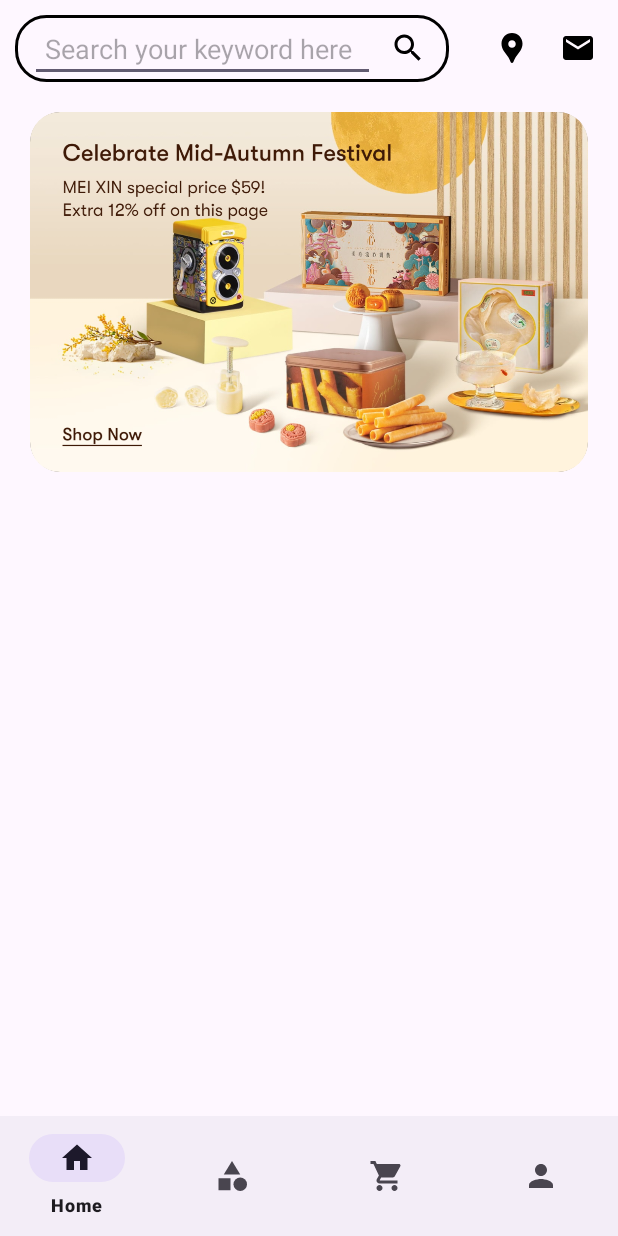
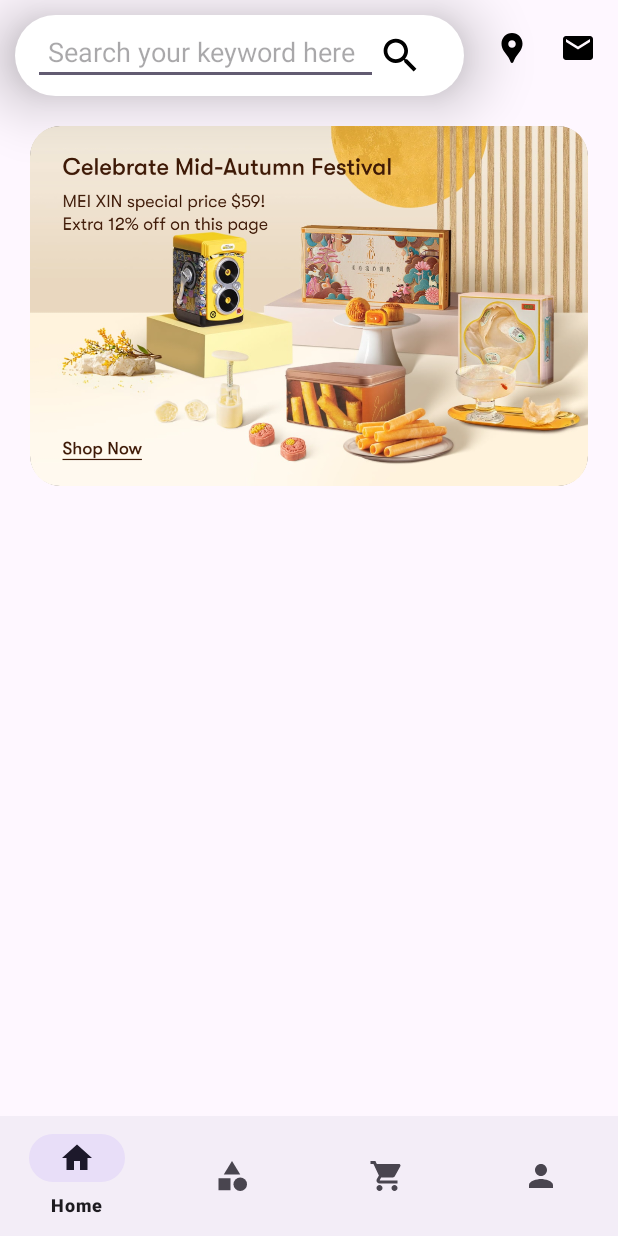
Before and after one commit to Git-DXJasper/ECart-App, an Android app: the DashboardFragment screen opened directly, with no data from a screen before it, on a phone screen of 412 x 824 dp. Run offline under Robolectric (Android 15) with nearby library versions, the phone set to English and light mode, and no system bars; our stand-ins replace Picasso; pictures from the network do not load.

Commit message:
slight change on login pages and search bar

```diff
--- a/app/src/main/java/com/dongze/ecart/view/dashboard/DashboardFragment.kt
+++ b/app/src/main/java/com/dongze/ecart/view/dashboard/DashboardFragment.kt
@@ -13,6 +13,7 @@
 import com.dongze.ecart.R
 import com.dongze.ecart.databinding.FragmentDashboardBinding
 import com.dongze.ecart.view.Communicator
+import com.dongze.ecart.view.CustomOutlineProvider
 import com.dongze.ecart.viewModel.SearchViewModel
 import java.util.Timer
 import java.util.TimerTask
@@ -56,6 +57,9 @@
                     communicator.sendPList(response.products)
                 }
             }
+            searchArea.elevation = 40f
+            val radius = 50f
+            searchArea.outlineProvider = CustomOutlineProvider(radius)
         }
         setUpImgSlider()
     }
--- a/app/src/main/java/com/dongze/ecart/view/login/IntroOneFragment.kt
+++ b/app/src/main/java/com/dongze/ecart/view/login/IntroOneFragment.kt
@@ -13,6 +13,7 @@
 import com.dongze.ecart.model.local.SecuredSPManager.KEY_ONE_DONE
 import com.dongze.ecart.model.local.SecuredSPManager.KEY_THREE_DONE
 import com.dongze.ecart.model.local.SecuredSPManager.KEY_TWO_DONE
+import com.dongze.ecart.view.CustomOutlineProvider
 import com.dongze.ecart.view.MainActivity
 
 class IntroOneFragment : Fragment() {
@@ -41,6 +42,10 @@
                 navToFrag(intro2Frag)
                 SecuredSPManager.saveBoolean(KEY_ONE_DONE, true)
             }
+            btnNext.elevation = 40f
+            val radius = 50f
+            btnNext.outlineProvider = CustomOutlineProvider(radius)
+
             btnSkip.setOnClickListener {
                 navToFrag(loginFrag)
                 SecuredSPManager.saveBoolean(KEY_ONE_DONE, true)
--- a/app/src/main/java/com/dongze/ecart/view/login/IntroThreeFragment.kt
+++ b/app/src/main/java/com/dongze/ecart/view/login/IntroThreeFragment.kt
@@ -13,6 +13,7 @@
 import com.dongze.ecart.model.local.SecuredSPManager.KEY_ONE_DONE
 import com.dongze.ecart.model.local.SecuredSPManager.KEY_THREE_DONE
 import com.dongze.ecart.model.local.SecuredSPManager.KEY_TWO_DONE
+import com.dongze.ecart.view.CustomOutlineProvider
 import com.dongze.ecart.view.MainActivity
 
 class IntroThreeFragment : Fragment() {
@@ -39,6 +40,10 @@
                 navToFrag(loginFrag)
                 SecuredSPManager.saveBoolean(KEY_THREE_DONE, true)
             }
+            btnNext.elevation = 40f
+            val radius = 50f
+            btnNext.outlineProvider = CustomOutlineProvider(radius)
+
             btnSkip.setOnClickListener {
                 navToFrag(loginFrag)
                 SecuredSPManager.saveBoolean(KEY_ONE_DONE, true)
--- a/app/src/main/java/com/dongze/ecart/view/login/IntroTwoFragment.kt
+++ b/app/src/main/java/com/dongze/ecart/view/login/IntroTwoFragment.kt
@@ -13,6 +13,7 @@
 import com.dongze.ecart.model.local.SecuredSPManager.KEY_ONE_DONE
 import com.dongze.ecart.model.local.SecuredSPManager.KEY_THREE_DONE
 import com.dongze.ecart.model.local.SecuredSPManager.KEY_TWO_DONE
+import com.dongze.ecart.view.CustomOutlineProvider
 import com.dongze.ecart.view.MainActivity
 
 class IntroTwoFragment : Fragment() {
@@ -42,6 +43,10 @@
                 navToFrag(intro3Frag)
                 SecuredSPManager.saveBoolean(KEY_TWO_DONE, true)
             }
+            btnNext.elevation = 40f
+            val radius = 50f
+            btnNext.outlineProvider = CustomOutlineProvider(radius)
+
             btnSkip.setOnClickListener {
                 navToFrag(loginFrag)
                 SecuredSPManager.saveBoolean(KEY_ONE_DONE, true)
--- a/app/src/main/res/layout/fragment_dashboard.xml
+++ b/app/src/main/res/layout/fragment_dashboard.xml
@@ -17,9 +17,12 @@
         android:id="@+id/search_area"
         android:layout_width="0dp"
         android:layout_height="wrap_content"
-        android:background="@drawable/shape_round_border"
+        android:background="@color/white"
         android:orientation="horizontal"
-        android:layout_margin="10dp"
+        android:layout_marginVertical="10dp"
+        android:layout_marginLeft="10dp"
+        android:padding="2dp"
+        android:clipToOutline="true"
         app:layout_constraintTop_toTopOf="parent"
         app:layout_constraintStart_toStartOf="parent"
         app:layout_constraintEnd_toStartOf="@id/gl_v75">
@@ -32,9 +35,10 @@
             android:layout_marginLeft="10dp"/>
         <androidx.appcompat.widget.AppCompatImageView
             android:id="@+id/btn_search"
-            android:layout_width="wrap_content"
-            android:layout_height="wrap_content"
-            android:layout_margin="10dp"
+            android:layout_width="30dp"
+            android:layout_height="30dp"
+            android:layout_marginVertical="10dp"
+            android:layout_marginRight="10dp"
             android:src="@drawable/icon_search"/>
     </LinearLayout>
 
--- a/app/src/main/res/layout/fragment_intro_one.xml
+++ b/app/src/main/res/layout/fragment_intro_one.xml
@@ -33,6 +33,8 @@
         android:layout_width="wrap_content"
         android:layout_height="wrap_content"
         android:padding="10dp"
+        android:clipToOutline="true"
+        android:background="@drawable/gradient_ocean"
         android:layout_margin="20dp"
         android:text="@string/next"
         app:layout_constraintBottom_toBottomOf="parent"
--- a/app/src/main/res/layout/fragment_intro_two.xml
+++ b/app/src/main/res/layout/fragment_intro_two.xml
@@ -43,6 +43,8 @@
         android:layout_height="wrap_content"
         android:padding="10dp"
         android:layout_margin="20dp"
+        android:clipToOutline="true"
+        android:background="@drawable/gradient_ocean"
         android:text="@string/next"
         app:layout_constraintBottom_toBottomOf="parent"
         app:layout_constraintEnd_toEndOf="parent"/>
--- a/app/src/main/res/values/strings.xml
+++ b/app/src/main/res/values/strings.xml
@@ -10,7 +10,7 @@
     <string name="hint_email">enter your email here</string>
     <string name="hint_password">enter your password here</string>
     <string name="login">Login</string>
-    <string name="to_signup"><u>Do not have an account? Click here to sign up!</u>></string>
+    <string name="to_signup"><u>Do not have an account? Click here to sign up!</u></string>
     <string name="hint_full_name">enter your full name here</string>
     <string name="hint_mobile_number">enter your mobile number here</string>
     <string name="signup">Sign up</string>
@@ -29,4 +29,5 @@
     <string name="confirm">Confirm</string>
     <string name="checkout">Checkout</string>
     <string name="place_order">Confirm and Place the order</string>
+    <string name="get_started">Get Started !</string>
 </resources>
```
Also changed, not shown: app/src/main/java/com/dongze/ecart/view/login/LoginFragment.kt (+8 -0 lines), app/src/main/java/com/dongze/ecart/view/login/RegisterFragment.kt (+12 -0 lines), app/src/main/res/layout/fragment_intro_three.xml (+5 -2 lines), app/src/main/res/layout/fragment_login.xml (+8 -3 lines), app/src/main/res/layout/fragment_register.xml (+11 -4 lines).
